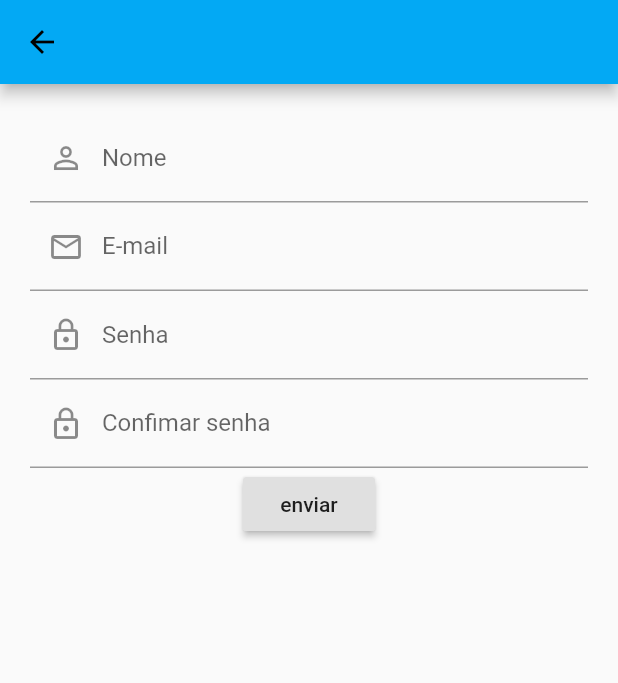
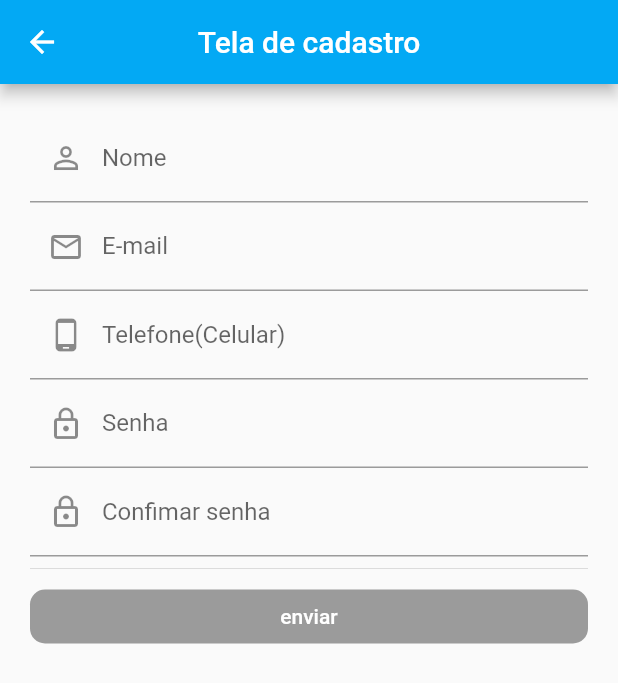
Before and after one commit to Leonardo-Barcelos/lanchonete, a Flutter app: the screen it shows after launch, after a tap on "Registrar-se", on a phone screen of 412 x 824 dp. Shown: the top 683 px of the screen. Run offline on Flutter 3.47's test engine with Material 2 defaults, Android fonts, the phone set to English and light mode, and no system bars.

Commit message:
Mudança estética; melhoria botao enviar

```diff
--- a/app_lanchonete/lib/main.dart
+++ b/app_lanchonete/lib/main.dart
@@ -15,6 +15,9 @@ class MyApp extends StatelessWidget {
       title: AppConstants.APP_NAME,
       theme: ThemeData(
         primarySwatch: Colors.lightBlue,
+        primaryTextTheme: TextTheme(
+          headline6: TextStyle(color: Colors.white),
+        ),
         visualDensity: VisualDensity.adaptivePlatformDensity,
       ),
       routes: {
--- a/app_lanchonete/lib/screens/signup_screen.dart
+++ b/app_lanchonete/lib/screens/signup_screen.dart
@@ -27,15 +27,25 @@ class _SignupScreenState extends State<SignupScreen> {
   @override
   Widget build(BuildContext context) {
     Container _signupButon = new Container(
+      width: double.infinity,
       child: RaisedButton(
-        onPressed: () => _submit(),
-        child: Text('enviar'),
+        shape:
+            RoundedRectangleBorder(borderRadius: BorderRadius.circular(10.0)),
+        color: Colors.lightGreen,
+        onPressed: !_blankField ? () => _submit() : null,
+        child: Text(
+          'enviar',
+          style: TextStyle(color: Colors.white),
+        ),
       ),
     );
     return Scaffold(
       appBar: AppBar(
         backgroundColor: Colors.lightBlue,
+        title: Text('Tela de cadastro'),
+        centerTitle: true,
         automaticallyImplyLeading: true,
+        iconTheme: IconThemeData(color: Colors.white),
       ),
       body: Container(
         child: SingleChildScrollView(
@@ -62,6 +72,14 @@ class _SignupScreenState extends State<SignupScreen> {
                       labelText: AppConstants.APP_EMAIL,
                     ),
                     onSaved: (value) => _formData['email'] = value,
+                  ),
+                  TextFormField(
+                    keyboardType: TextInputType.phone,
+                    decoration: InputDecoration(
+                      prefixIcon: Icon(Icons.phone_android),
+                      labelText: 'Telefone(Celular)',
+                    ),
+                    //onSaved: (value) => _formData['email'] = value,
                   ),
                   TextFormField(
                     validator: (value) => AppValidators.compareStrings(
@@ -108,6 +126,7 @@ class _SignupScreenState extends State<SignupScreen> {
                     ),
                     onSaved: (value) => _formData['confirmPass'] = value,
                   ),
+                  Divider(),
                   _signupButon,
                 ],
               ),
```
